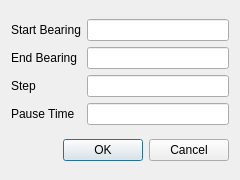
This is mqt/MqtRotator/skyscandialog.ui in zsteva/backup-minos2 as Qt 5 draws it before an edit. The edited form follows.
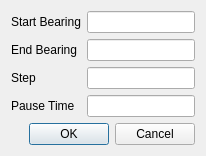
This is the edited form.

Commit message: Redo parts of forms to get the right minimum sizes

Patch:
```diff
--- a/mqt/MqtRotator/skyscandialog.ui
+++ b/mqt/MqtRotator/skyscandialog.ui
@@ -2,20 +2,6 @@
 <ui version="4.0">
  <class>SkyScanDialog</class>
  <widget class="QDialog" name="SkyScanDialog">
-  <property name="geometry">
-   <rect>
-    <x>0</x>
-    <y>0</y>
-    <width>240</width>
-    <height>180</height>
-   </rect>
-  </property>
-  <property name="minimumSize">
-   <size>
-    <width>240</width>
-    <height>180</height>
-   </size>
-  </property>
   <property name="windowTitle">
    <string>SkyScan Setup</string>
   </property>
```
The commit also changes 8 other files.
